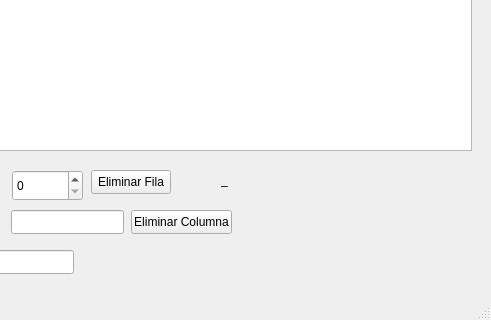
First picture: the form in mainwindow.ui, repository Fab-fma/Proyecto-Matriz-Dispersa, before the edit; both pictures show x 309 to 800 and y 280 to 600 of the 800 by 600 pixel window.
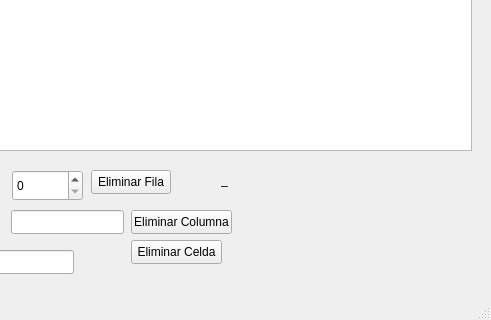
Second picture: the form after the edit.

Commit message: Se agrego un boton para borrar celda, tambien se implemento una nueva logica para el scrolleo infinito

```diff
--- a/mainwindow.ui
+++ b/mainwindow.ui
@@ -124,7 +124,7 @@
      <rect>
       <x>530</x>
       <y>450</y>
-      <width>131</width>
+      <width>241</width>
       <height>20</height>
      </rect>
     </property>
@@ -155,6 +155,19 @@
      <string>Ir A</string>
     </property>
    </widget>
+   <widget class="QPushButton" name="btnEliminarCelda">
+    <property name="geometry">
+     <rect>
+      <x>440</x>
+      <y>520</y>
+      <width>91</width>
+      <height>24</height>
+     </rect>
+    </property>
+    <property name="text">
+     <string>Eliminar Celda</string>
+    </property>
+   </widget>
   </widget>
   <widget class="QMenuBar" name="menubar">
    <property name="geometry">
```
The commit also changes 187 other files.
